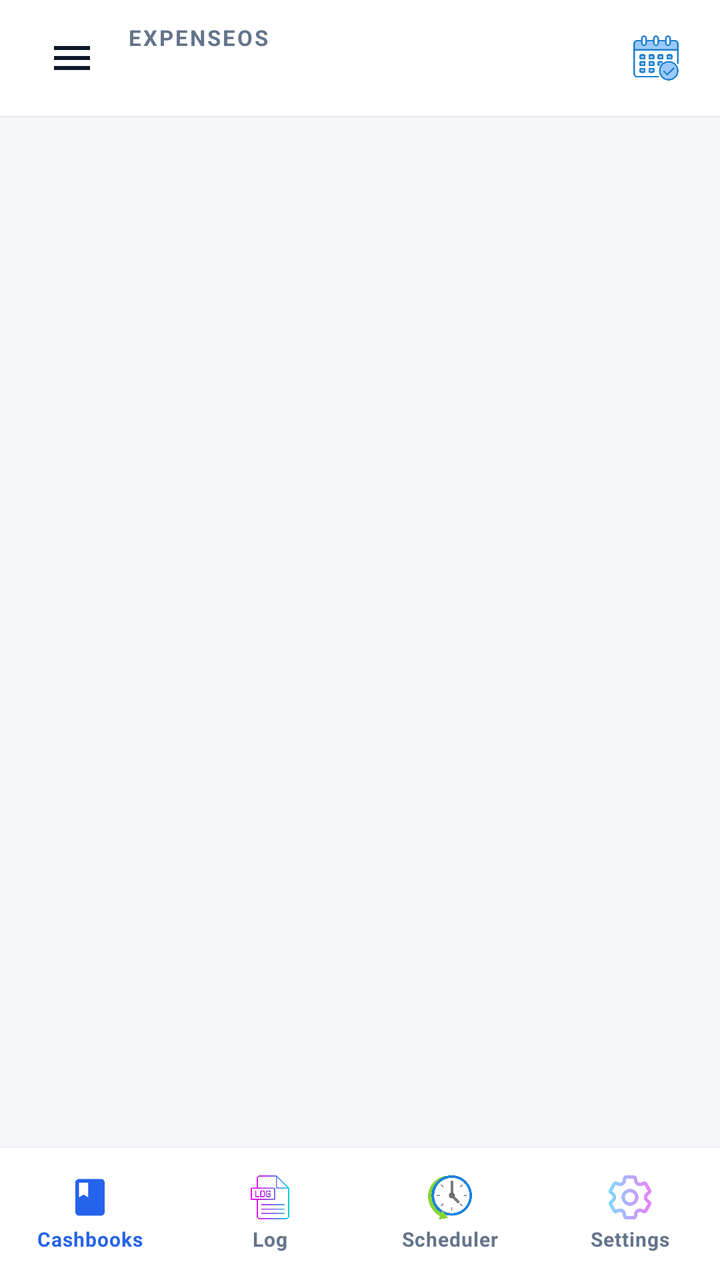
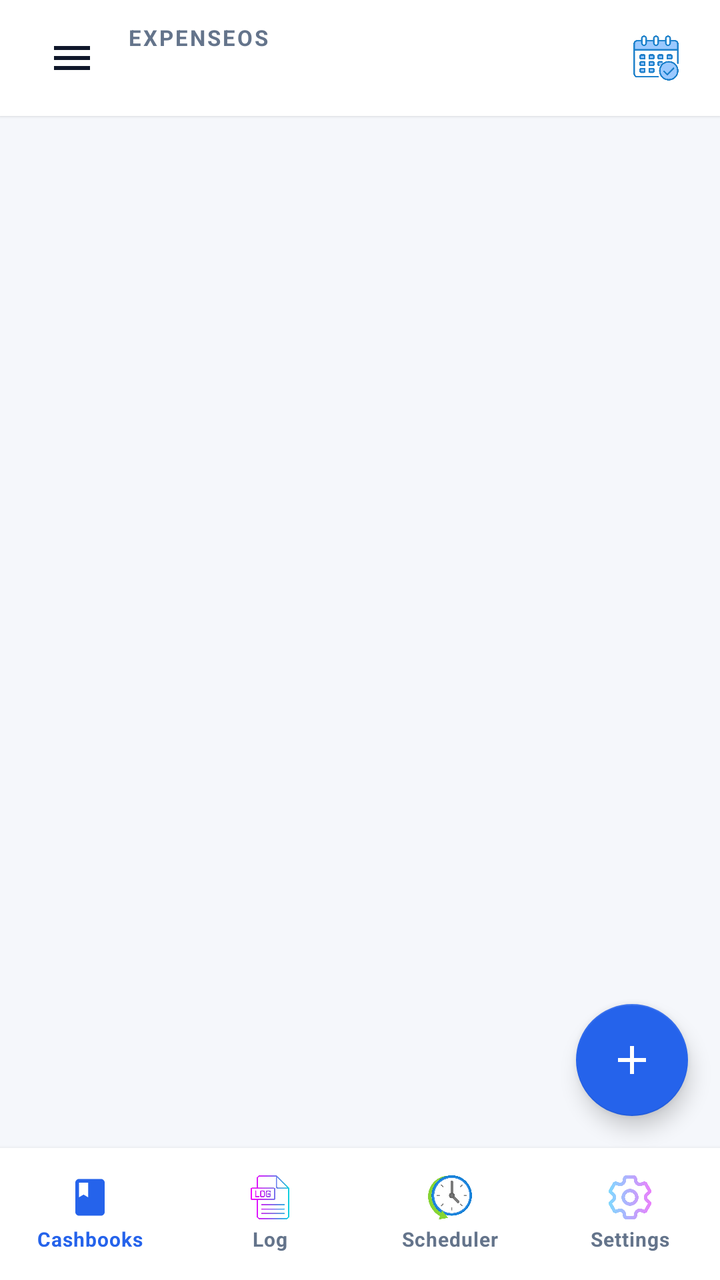

An Android layout rendered at two revisions. The XML below is the earlier revision; the diff shows what the commit changed to produce the second picture.
<!-- AndroidManifest.xml: application theme Theme.ExpenseOS -->
<!-- res/layout/activity_home.xml -->
<?xml version="1.0" encoding="utf-8"?>
<androidx.drawerlayout.widget.DrawerLayout xmlns:android="http://schemas.android.com/apk/res/android"
    xmlns:app="http://schemas.android.com/apk/res-auto"
    android:id="@+id/drawerLayout"
    android:layout_width="match_parent"
    android:layout_height="match_parent"
    android:fitsSystemWindows="true">

    
    <LinearLayout
        android:layout_width="match_parent"
        android:layout_height="match_parent"
        android:background="@color/bg"
        android:orientation="vertical">

        
        <LinearLayout
            style="@style/TopBar"
            android:paddingEnd="@dimen/space_2">

            <ImageButton
                android:id="@+id/btnHamburger"
                style="@style/IconButton"
                android:contentDescription="Menu"
                android:src="@drawable/ic_menu"
                app:tint="@color/text" />

            <LinearLayout
                android:layout_width="0dp"
                android:layout_height="wrap_content"
                android:layout_weight="1"
                android:orientation="vertical"
                android:paddingStart="@dimen/space_1">

                <TextView
                    style="@style/Text.Overline"
                    android:layout_width="wrap_content"
                    android:layout_height="wrap_content"
                    android:text="ExpenseOS" />

                <TextView
                    android:id="@+id/tvBookTitle"
                    style="@style/Text.Subtitle"
                    android:layout_width="match_parent"
                    android:layout_height="wrap_content"
                    android:ellipsize="end"
                    android:maxLines="1" />
            </LinearLayout>

            <ImageButton
                android:id="@+id/btnCalendarView"
                style="@style/IconButton"
                android:contentDescription="Calendar view"
                android:src="@drawable/ic_calendar_check" />
        </LinearLayout>

        
        <FrameLayout
            android:id="@+id/fragmentContainer"
            android:layout_width="match_parent"
            android:layout_height="0dp"
            android:layout_weight="1" />

        
        <LinearLayout
            android:layout_width="match_parent"
            android:layout_height="@dimen/bottom_nav_height"
            android:background="@color/nav_bg"
            android:elevation="@dimen/elevation_2"
            android:orientation="horizontal">

            <LinearLayout
                android:id="@+id/navHome"
                style="@style/NavItem"
                android:layout_weight="1">

                <ImageView
                    android:id="@+id/navHomeIcon"
                    android:layout_width="22dp"
                    android:layout_height="22dp"
                    android:contentDescription="@null"
                    android:src="@drawable/ic_book" 
                    app:tint="@color/primary" />

                <TextView
                    android:id="@+id/navHomeLabel"
                    style="@style/NavLabel"
                    android:layout_width="wrap_content"
                    android:layout_height="wrap_content"
                    android:text="Cashbooks"
                    android:textColor="@color/primary" />
            </LinearLayout>

            <LinearLayout
                android:id="@+id/navLog"
                style="@style/NavItem"
                android:layout_weight="1">

                <ImageView
                    android:id="@+id/navLogIcon"
                    android:layout_width="22dp"
                    android:layout_height="22dp"
                    android:contentDescription="@null"
                    android:src="@drawable/ic_log" />

                <TextView
                    android:id="@+id/navLogLabel"
                    style="@style/NavLabel"
                    android:layout_width="wrap_content"
                    android:layout_height="wrap_content"
                    android:text="Log"
                    android:textColor="@color/text_muted" />
            </LinearLayout>

            <LinearLayout
                android:id="@+id/navBackup"
                style="@style/NavItem"
                android:layout_weight="1">

                <ImageView
                    android:id="@+id/navBackupIcon"
                    android:layout_width="22dp"
                    android:layout_height="22dp"
                    android:contentDescription="@null"
                    android:src="@drawable/ic_scheduler" />

                <TextView
                    android:id="@+id/navBackupLabel"
                    style="@style/NavLabel"
                    android:layout_width="wrap_content"
                    android:layout_height="wrap_content"
                    android:text="Scheduler"
                    android:textColor="@color/text_muted" />
            </LinearLayout>

            <LinearLayout
                android:id="@+id/navConfig"
                style="@style/NavItem"
                android:layout_weight="1">

                <ImageView
                    android:id="@+id/navConfigIcon"
                    android:layout_width="22dp"
                    android:layout_height="22dp"
                    android:contentDescription="@null"
                    android:src="@drawable/ic_settings_gradient" />

                <TextView
                    android:id="@+id/navConfigLabel"
                    style="@style/NavLabel"
                    android:layout_width="wrap_content"
                    android:layout_height="wrap_content"
                    android:text="Settings"
                    android:textColor="@color/text_muted" />
            </LinearLayout>
        </LinearLayout>
    </LinearLayout>

    
    <LinearLayout
        android:id="@+id/sideDrawer"
        android:layout_width="284dp"
        android:layout_height="match_parent"
        android:layout_gravity="start"
        android:background="@color/bg_card"
        android:orientation="vertical">

        
        <LinearLayout
            android:layout_width="match_parent"
            android:layout_height="150dp"
            android:background="@drawable/bg_card_hero"
            android:gravity="bottom"
            android:orientation="vertical"
            android:padding="@dimen/space_5">

            <TextView
                style="@style/Text.Title"
                android:layout_width="wrap_content"
                android:layout_height="wrap_content"
                android:text="ExpenseOS"
                android:textColor="@color/hero_text"
                android:textSize="@dimen/type_headline" />

            <TextView
                android:id="@+id/drawerBookName"
                style="@style/Text.Caption"
                android:layout_width="match_parent"
                android:layout_height="wrap_content"
                android:layout_marginTop="@dimen/space_1"
                android:ellipsize="end"
                android:maxLines="1"
                android:textColor="@color/hero_text_muted" />
        </LinearLayout>

        <ScrollView
            android:layout_width="match_parent"
            android:layout_height="0dp"
            android:layout_weight="1"
            android:clipToPadding="false">

            <LinearLayout
                android:layout_width="match_parent"
                android:layout_height="wrap_content"
                android:orientation="vertical"
                android:paddingVertical="@dimen/space_2">

                <TextView
                    style="@style/Text.Overline"
                    android:layout_width="match_parent"
                    android:layout_height="wrap_content"
                    android:paddingHorizontal="@dimen/space_4"
                    android:paddingTop="@dimen/space_2"
                    android:paddingBottom="@dimen/space_1"
                    android:text="Workspace" />

                <LinearLayout
                    android:id="@+id/drawerBooks"
                    style="@style/DrawerItem">

                    <TextView
                        android:layout_width="26dp"
                        android:layout_height="wrap_content"
                        android:gravity="center"
                        android:text="📒"
                        android:textSize="17sp" />

                    <TextView
                        style="@style/Text.Body"
                        android:layout_width="wrap_content"
                        android:layout_height="wrap_content"
                        android:layout_marginStart="@dimen/space_3"
                        android:text="Cash Books" />
                </LinearLayout>

                <LinearLayout
                    android:id="@+id/drawerSettings"
                    style="@style/DrawerItem">

                    <ImageView
                        android:layout_width="26dp"
                        android:layout_height="26dp"
                        android:contentDescription="@null"
                        android:scaleType="fitCenter"
                        android:src="@drawable/ic_configuration" />

                    <TextView
                        style="@style/Text.Body"
                        android:layout_width="wrap_content"
                        android:layout_height="wrap_content"
                        android:layout_marginStart="@dimen/space_3"
                        android:text="Configuration" />
                </LinearLayout>

                <View style="@style/Divider" />

                <TextView
                    style="@style/Text.Overline"
                    android:layout_width="match_parent"
                    android:layout_height="wrap_content"
                    android:paddingHorizontal="@dimen/space_4"
                    android:paddingTop="@dimen/space_2"
                    android:paddingBottom="@dimen/space_1"
                    android:text="Money" />

                <LinearLayout
                    android:id="@+id/drawerBudget"
                    style="@style/DrawerItem">

                    <ImageView
                        android:layout_width="26dp"
                        android:layout_height="26dp"
                        android:contentDescription="@null"
                        android:scaleType="fitCenter"
                        android:src="@drawable/ic_budget" />

                    <TextView
                        style="@style/Text.Body"
                        android:layout_width="wrap_content"
                        android:layout_height="wrap_content"
                        android:layout_marginStart="@dimen/space_3"
                        android:text="Budget" />
                </LinearLayout>

                <LinearLayout
                    android:id="@+id/drawerConfigureBudget"
                    style="@style/DrawerItem">

                    <TextView
                        android:layout_width="26dp"
                        android:layout_height="wrap_content"
                        android:gravity="center"
                        android:text="🧮"
                        android:textSize="17sp" />

                    <TextView
                        style="@style/Text.Body"
                        android:layout_width="wrap_content"
                        android:layout_height="wrap_content"
                        android:layout_marginStart="@dimen/space_3"
                        android:text="Configure Budget" />
                </LinearLayout>

                <LinearLayout
                    android:id="@+id/drawerMonthlyReport"
                    style="@style/DrawerItem">

                    <TextView
                        android:layout_width="26dp"
                        android:layout_height="wrap_content"
                        android:gravity="center"
                        android:text="📈"
                        android:textSize="17sp" />

                    <TextView
                        style="@style/Text.Body"
                        android:layout_width="wrap_content"
                        android:layout_height="wrap_content"
                        android:layout_marginStart="@dimen/space_3"
                        android:text="Monthly Category Report" />
                </LinearLayout>

                <LinearLayout
                    android:id="@+id/drawerSequence"
                    style="@style/DrawerItem">

                    <TextView
                        android:layout_width="26dp"
                        android:layout_height="wrap_content"
                        android:gravity="center"
                        android:text="🔢"
                        android:textSize="17sp" />

                    <TextView
                        style="@style/Text.Body"
                        android:layout_width="wrap_content"
                        android:layout_height="wrap_content"
                        android:layout_marginStart="@dimen/space_3"
                        android:text="Sequence" />
                </LinearLayout>

                <LinearLayout
                    android:id="@+id/drawerBulkAdd"
                    style="@style/DrawerItem">

                    <TextView
                        android:layout_width="26dp"
                        android:layout_height="wrap_content"
                        android:gravity="center"
                        android:text="➕"
                        android:textSize="17sp" />

                    <TextView
                        style="@style/Text.Body"
                        android:layout_width="wrap_content"
                        android:layout_height="wrap_content"
                        android:layout_marginStart="@dimen/space_3"
                        android:text="Bulk Add" />
                </LinearLayout>

                <View style="@style/Divider" />

                <TextView
                    style="@style/Text.Overline"
                    android:layout_width="match_parent"
                    android:layout_height="wrap_content"
                    android:paddingHorizontal="@dimen/space_4"
                    android:paddingTop="@dimen/space_2"
                    android:paddingBottom="@dimen/space_1"
                    android:text="Data &amp; tools" />

                <LinearLayout
                    android:id="@+id/drawerAudit"
                    style="@style/DrawerItem">

                    <TextView
                        android:layout_width="26dp"
                        android:layout_height="wrap_content"
                        android:gravity="center"
                        android:text="📋"
                        android:textSize="17sp" />

                    <TextView
                        style="@style/Text.Body"
                        android:layout_width="wrap_content"
                        android:layout_height="wrap_content"
                        android:layout_marginStart="@dimen/space_3"
                        android:text="Audit Log" />
                </LinearLayout>

                <LinearLayout
                    android:id="@+id/drawerScheduler"
                    style="@style/DrawerItem">

                    <ImageView
                        android:layout_width="26dp"
                        android:layout_height="26dp"
                        android:contentDescription="@null"
                        android:scaleType="fitCenter"
                        android:src="@drawable/ic_backup" />

                    <TextView
                        style="@style/Text.Body"
                        android:layout_width="wrap_content"
                        android:layout_height="wrap_content"
                        android:layout_marginStart="@dimen/space_3"
                        android:text="Backup" />
                </LinearLayout>

                <LinearLayout
                    android:id="@+id/drawerRecycleBin"
                    style="@style/DrawerItem">

                    <ImageView
                        android:layout_width="26dp"
                        android:layout_height="26dp"
                        android:contentDescription="@null"
                        android:scaleType="fitCenter"
                        android:src="@drawable/ic_recycle_bin" />

                    <TextView
                        style="@style/Text.Body"
                        android:layout_width="wrap_content"
                        android:layout_height="wrap_content"
                        android:layout_marginStart="@dimen/space_3"
                        android:text="Recycle Bin" />
                </LinearLayout>

                <LinearLayout
                    android:id="@+id/drawerSqlConsole"
                    style="@style/DrawerItem">

                    <ImageView
                        android:layout_width="26dp"
                        android:layout_height="26dp"
                        android:contentDescription="@null"
                        android:scaleType="fitCenter"
                        android:src="@drawable/ic_sql_console" />

                    <TextView
                        style="@style/Text.Body"
                        android:layout_width="wrap_content"
                        android:layout_height="wrap_content"
                        android:layout_marginStart="@dimen/space_3"
                        android:text="SQL Console" />
                </LinearLayout>

                <View
                    android:layout_width="match_parent"
                    android:layout_height="@dimen/space_6"
                    android:background="@android:color/transparent" />
            </LinearLayout>
        </ScrollView>
    </LinearLayout>
</androidx.drawerlayout.widget.DrawerLayout>
<!-- resources referenced by this layout -->
<resources>
  <color name="bg">#F5F7FB</color>
  <color name="bg_card">#FFFFFF</color>
  <color name="hero_text">#FFFFFF</color>
  <color name="hero_text_muted">#93B4E8</color>
  <color name="nav_bg">#FFFFFF</color>
  <color name="primary">#2563EB</color>
  <color name="text">#0F172A</color>
  <color name="text_muted">#64748B</color>
  <dimen name="bottom_nav_height">66dp</dimen>
  <dimen name="elevation_2">3dp</dimen>
  <dimen name="space_1">4dp</dimen>
  <dimen name="space_2">8dp</dimen>
  <dimen name="space_3">12dp</dimen>
  <dimen name="space_4">16dp</dimen>
  <dimen name="space_5">20dp</dimen>
  <dimen name="space_6">24dp</dimen>
  <dimen name="type_headline">22sp</dimen>
  <style name="Divider">
          <item name="android:layout_width">match_parent</item>
          <item name="android:layout_height">@dimen/divider_height</item>
          <item name="android:background">@color/divider</item>
      </style>
  <style name="NavLabel" parent="Text.Caption">
          <item name="android:textSize">10sp</item>
          <item name="android:textStyle">bold</item>
          <item name="android:layout_marginTop">3dp</item>
      </style>
  <style name="Text.Body" parent="TextAppearance.MaterialComponents.Body1">
          <item name="android:textSize">@dimen/type_body</item>
          <item name="android:textColor">@color/text</item>
      </style>
  <style name="Text.Caption" parent="TextAppearance.MaterialComponents.Caption">
          <item name="android:textSize">@dimen/type_caption</item>
          <item name="android:textColor">@color/text_muted</item>
      </style>
  <color name="hero_bg_2">#1E3A8A</color>
  <color name="hero_bg">#0F1F44</color>
  <dimen name="divider_height">1dp</dimen>
  <color name="divider">#EEF2F8</color>
  <dimen name="touch_target">48dp</dimen>
  <dimen name="type_body">14sp</dimen>
  <dimen name="type_caption">12sp</dimen>
  <dimen name="type_label">11sp</dimen>
  <dimen name="type_subtitle">15sp</dimen>
  <dimen name="type_title">18sp</dimen>
  <dimen name="topbar_height">58dp</dimen>
  <dimen name="elevation_1">1dp</dimen>
  <color name="primary_dark">#1D4ED8</color>
  <color name="on_primary">#FFFFFF</color>
  <color name="secondary">#0F766E</color>
  <color name="secondary_dark">#115E59</color>
  <color name="surface">#FFFFFF</color>
  <color name="danger">#E11D48</color>
  <color name="text_hint">#94A3B8</color>
  <style name="ThemeOverlay.ExpenseOS.BottomSheet" parent="ThemeOverlay.MaterialComponents.BottomSheetDialog">
          <item name="bottomSheetStyle">@style/Widget.ExpenseOS.BottomSheet</item>
      </style>
  <dimen name="input_height">50dp</dimen>
  <style name="ShapeAppearance.ExpenseOS.Dialog" parent="ShapeAppearance.MaterialComponents.MediumComponent">
          <item name="cornerFamily">rounded</item>
          <item name="cornerSize">26dp</item>
      </style>
  <style name="Widget.ExpenseOS.BottomSheet" parent="Widget.MaterialComponents.BottomSheet.Modal">
          <item name="shapeAppearanceOverlay">@style/ShapeAppearance.ExpenseOS.Sheet</item>
          <item name="backgroundTint">@color/surface</item>
      </style>
  <!-- unchanged entries left out for length: 25 -->
</resources>

<!-- the commit's change to res/layout/activity_home.xml (unified diff, before → after) -->
@@ -56,10 +56,28 @@
 
         
         <FrameLayout
-            android:id="@+id/fragmentContainer"
             android:layout_width="match_parent"
             android:layout_height="0dp"
-            android:layout_weight="1" />
+            android:layout_weight="1">
+
+            <FrameLayout
+                android:id="@+id/fragmentContainer"
+                android:layout_width="match_parent"
+                android:layout_height="match_parent" />
+
+            
+            <com.google.android.material.floatingactionbutton.FloatingActionButton
+                android:id="@+id/fabAdd"
+                android:layout_width="wrap_content"
+                android:layout_height="wrap_content"
+                android:layout_gravity="bottom|end"
+                android:layout_margin="16dp"
+                android:contentDescription="Add entry"
+                android:src="@drawable/ic_add"
+                app:backgroundTint="@color/primary"
+                app:elevation="6dp"
+                app:tint="@color/on_primary" />
+        </FrameLayout>
 
         
         <LinearLayout
@@ -159,10 +177,12 @@
     
     <LinearLayout
         android:id="@+id/sideDrawer"
-        android:layout_width="284dp"
+        android:layout_width="300dp"
         android:layout_height="match_parent"
         android:layout_gravity="start"
-        android:background="@color/bg_card"
+        android:background="@drawable/bg_drawer"
+        android:clickable="true"
+        android:focusable="true"
         android:orientation="vertical">
 
         
@@ -179,6 +199,7 @@
                 android:layout_width="wrap_content"
                 android:layout_height="wrap_content"
                 android:text="ExpenseOS"
+                android:fontFamily="sans-serif-medium"
                 android:textColor="@color/hero_text"
                 android:textSize="@dimen/type_headline" />
 
<!-- resource entries referenced after the edit -->
@@ -17,6 +17,25 @@
   <dimen name="space_5">20dp</dimen>
   <dimen name="space_6">24dp</dimen>
   <dimen name="type_headline">22sp</dimen>
+  <!-- drawable bg_drawer (drawable) -->
+  <?xml version="1.0" encoding="utf-8"?>
+  <shape xmlns:android="http://schemas.android.com/apk/res/android" android:shape="rectangle">
+      <solid android:color="@color/bg_card" />
+      <corners
+          android:topRightRadius="24dp"
+          android:bottomRightRadius="0dp" />
+  </shape>
+  <!-- drawable ic_add (drawable) -->
+  <?xml version="1.0" encoding="utf-8"?>
+  <vector xmlns:android="http://schemas.android.com/apk/res/android"
+      android:width="24dp"
+      android:height="24dp"
+      android:viewportWidth="24"
+      android:viewportHeight="24">
+      <path
+          android:fillColor="#FF000000"
+          android:pathData="M19,13h-6v6h-2v-6H5v-2h6V5h2v6h6v2z" />
+  </vector>
   <style name="Divider">
           <item name="android:layout_width">match_parent</item>
           <item name="android:layout_height">@dimen/divider_height</item>
